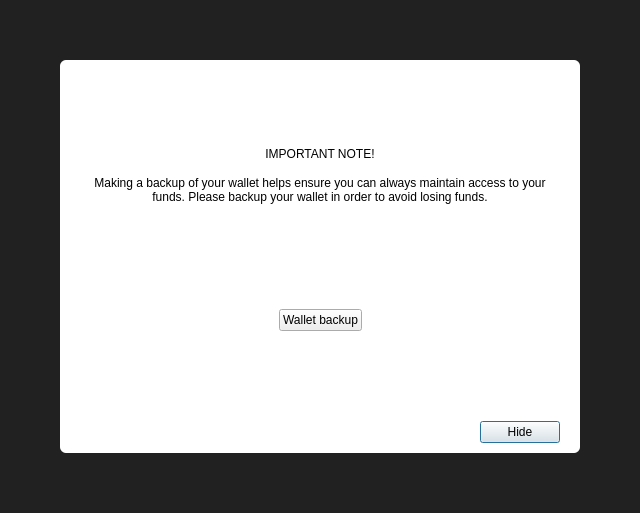
Qt form src/qt/forms/modaloverlay.ui (FantasyGold/FantasyGold-Core) before a commit.
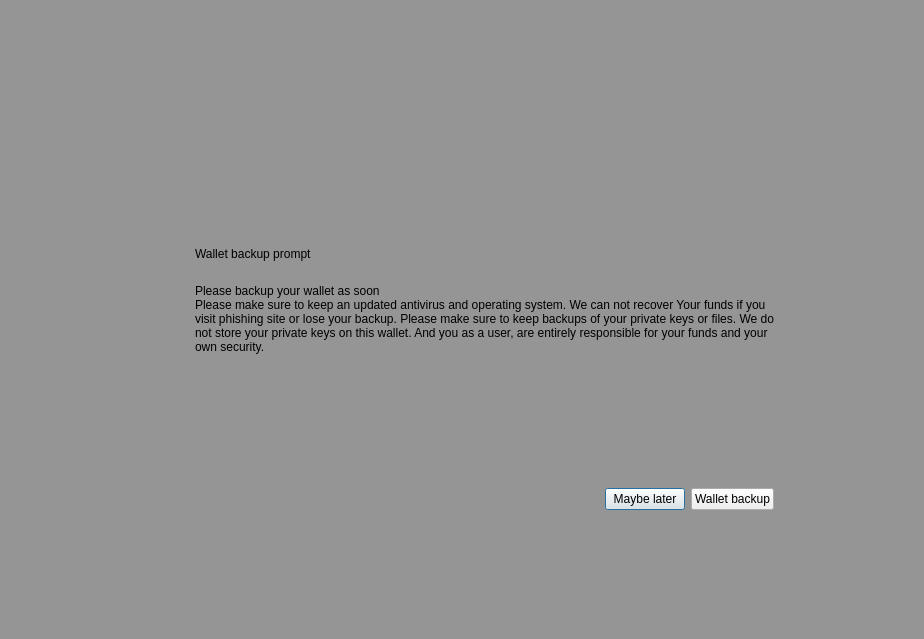
The same form after that commit. The open tabs and pages were chosen to show the change. Icons and pictures are not drawn. Custom widgets are drawn as their Qt base class.

What changed in the file:
```diff
--- a/src/qt/forms/modaloverlay.ui
+++ b/src/qt/forms/modaloverlay.ui
@@ -6,8 +6,8 @@
    <rect>
     <x>0</x>
     <y>0</y>
-    <width>640</width>
-    <height>513</height>
+    <width>924</width>
+    <height>639</height>
    </rect>
   </property>
   <property name="windowTitle">
@@ -32,41 +32,38 @@
    <item>
     <widget class="QWidget" name="bgWidget" native="true">
      <property name="styleSheet">
-      <string notr="true">#bgWidget { background: rgba(0,0,0,220); }</string>
+      <string notr="true">#bgWidget { background: rgba(0,0,0,96); }</string>
      </property>
      <layout class="QVBoxLayout" name="verticalLayoutMain" stretch="0">
       <property name="leftMargin">
-       <number>60</number>
+       <number>120</number>
       </property>
       <property name="topMargin">
-       <number>60</number>
+       <number>120</number>
       </property>
       <property name="rightMargin">
-       <number>60</number>
+       <number>120</number>
       </property>
       <property name="bottomMargin">
-       <number>60</number>
+       <number>120</number>
       </property>
       <item>
        <widget class="QWidget" name="contentWidget" native="true">
-        <property name="styleSheet">
-         <string notr="true">#contentWidget { background: white; border-radius: 6px; }</string>
-        </property>
-        <layout class="QVBoxLayout" name="verticalLayout_3" stretch="1,0,0">
+        <layout class="QVBoxLayout" name="verticalLayout_3" stretch="1,0">
          <property name="spacing">
           <number>0</number>
          </property>
          <property name="leftMargin">
-          <number>20</number>
+          <number>0</number>
          </property>
          <property name="topMargin">
-          <number>10</number>
+          <number>0</number>
          </property>
          <property name="rightMargin">
-          <number>20</number>
+          <number>0</number>
          </property>
          <property name="bottomMargin">
-          <number>10</number>
+          <number>0</number>
          </property>
          <item>
           <widget class="QStackedWidget" name="stackedWidget">
@@ -79,17 +76,33 @@
               <number>0</number>
              </property>
              <property name="leftMargin">
-              <number>0</number>
+              <number>30</number>
              </property>
              <property name="topMargin">
-              <number>0</number>
+              <number>10</number>
              </property>
              <property name="rightMargin">
-              <number>0</number>
+              <number>30</number>
              </property>
              <property name="bottomMargin">
-              <number>0</number>
+              <number>10</number>
              </property>
+             <item>
+              <spacer name="verticalSpacer_3">
+               <property name="orientation">
+                <enum>Qt::Vertical</enum>
+               </property>
+               <property name="sizeType">
+                <enum>QSizePolicy::Expanding</enum>
+               </property>
+               <property name="sizeHint" stdset="0">
+                <size>
+                 <width>20</width>
+                 <height>40</height>
+                </size>
+             </property>
+              </spacer>
+             </item>
              <item>
               <layout class="QHBoxLayout" name="horizontalLayoutIconText" stretch="0,1">
                <property name="spacing">
@@ -108,11 +121,6 @@
                    <property name="text">
                     <string/>
                    </property>
-                   <property name="icon">
-                    <iconset>
-                     <normaloff>:/icons/warning</normaloff>
-                     <disabledoff>:/icons/warning</disabledoff>:/icons/warning</iconset>
-                   </property>
                    <property name="iconSize">
                     <size>
                      <width>48</width>
@@ -192,10 +200,6 @@
                    </property>
                   </spacer>
                  </item>
-                </layout>
-               </item>
-              </layout>
-             </item>
              <item>
               <layout class="QFormLayout" name="formLayout">
                <property name="fieldGrowthPolicy">
@@ -277,6 +281,9 @@
                </item>
                <item row="2" column="1">
                 <layout class="QHBoxLayout" name="horizontalLayoutSync" stretch="0,1">
+                     <property name="spacing">
+                      <number>6</number>
+                     </property>
                  <item>
                   <widget class="QLabel" name="percentageProgress">
                    <property name="text">
@@ -351,50 +358,113 @@
               </layout>
              </item>
             </layout>
+               </item>
+              </layout>
+             </item>
+               <item>
+              <spacer name="verticalSpacer_4">
+                 <property name="orientation">
+                <enum>Qt::Vertical</enum>
+                 </property>
+                 <property name="sizeHint" stdset="0">
+                  <size>
+                 <width>20</width>
+                 <height>40</height>
+                  </size>
+                 </property>
+                </spacer>
+               </item>
+            </layout>
            </widget>
            <widget class="QWidget" name="page_2">
             <layout class="QVBoxLayout" name="verticalLayout_4">
              <property name="spacing">
               <number>15</number>
-             </property>
+                 </property>
+             <property name="leftMargin">
+              <number>30</number>
+                 </property>
              <property name="topMargin">
-              <number>40</number>
-             </property>
+              <number>0</number>
+                 </property>
+             <property name="rightMargin">
+              <number>30</number>
+                 </property>
              <property name="bottomMargin">
-              <number>40</number>
-             </property>
-             <item>
-              <layout class="QHBoxLayout" name="horizontalLayout_2">
+              <number>0</number>
+                 </property>
                <item>
-                <spacer name="horizontalSpacer_4">
+              <spacer name="verticalSpacer_2">
                  <property name="orientation">
-                  <enum>Qt::Horizontal</enum>
+                <enum>Qt::Vertical</enum>
                  </property>
                  <property name="sizeHint" stdset="0">
                   <size>
-                   <width>40</width>
-                   <height>20</height>
+                 <width>20</width>
+                 <height>40</height>
                   </size>
                  </property>
                 </spacer>
                </item>
-               <item>
+             <item>
+              <layout class="QGridLayout" name="gridLayout">
+               <item row="0" column="1">
+              <widget class="QLabel" name="labelNote">
+                 <property name="layoutDirection">
+                  <enum>Qt::LeftToRight</enum>
+                 </property>
+               <property name="text">
+                  <string>Wallet backup prompt</string>
+               </property>
+               <property name="alignment">
+                  <set>Qt::AlignLeading|Qt::AlignLeft|Qt::AlignVCenter</set>
+               </property>
+              </widget>
+             </item>
+               <item row="1" column="1">
+              <widget class="QLabel" name="labelMessage">
+               <property name="text">
+                  <string>Please backup your wallet as soon
+Please make sure to keep an updated antivirus and operating system. We can not recover Your funds if you visit phishing site or lose your backup. Please make sure to keep backups of your private keys or files. We do not store your private keys on this wallet. And you as a user, are entirely responsible for your funds and your own security.</string>
+               </property>
+               <property name="alignment">
+                  <set>Qt::AlignLeading|Qt::AlignLeft|Qt::AlignVCenter</set>
+               </property>
+               <property name="wordWrap">
+                <bool>true</bool>
+               </property>
+              </widget>
+             </item>
+               <item row="0" column="0">
                 <widget class="QPushButton" name="warningIconBackup">
                  <property name="enabled">
                   <bool>false</bool>
                  </property>
+                 <property name="sizePolicy">
+                  <sizepolicy hsizetype="Fixed" vsizetype="Fixed">
+                   <horstretch>0</horstretch>
+                   <verstretch>0</verstretch>
+                  </sizepolicy>
+               </property>
+                 <property name="minimumSize">
+                  <size>
+                   <width>30</width>
+                   <height>30</height>
+                  </size>
+               </property>
+                 <property name="maximumSize">
+                <size>
+                   <width>30</width>
+                   <height>30</height>
+                </size>
+               </property>
                  <property name="text">
                   <string/>
                  </property>
-                 <property name="icon">
-                  <iconset>
-                   <normaloff>:/styles/app-icons/message_warning</normaloff>
-                   <disabledoff>:/styles/app-icons/message_warning</disabledoff>:/styles/app-icons/message_warning</iconset>
-                 </property>
                  <property name="iconSize">
                   <size>
-                   <width>120</width>
-                   <height>120</height>
+                   <width>30</width>
+                   <height>30</height>
                   </size>
                  </property>
                  <property name="flat">
@@ -402,90 +472,17 @@
                  </property>
                 </widget>
                </item>
-               <item>
-                <spacer name="horizontalSpacer_5">
-                 <property name="orientation">
-                  <enum>Qt::Horizontal</enum>
-                 </property>
-                 <property name="sizeHint" stdset="0">
-                  <size>
-                   <width>40</width>
-                   <height>20</height>
-                  </size>
-                 </property>
-                </spacer>
-               </item>
-              </layout>
-             </item>
-             <item>
-              <widget class="QLabel" name="labelNote">
-               <property name="text">
-                <string>IMPORTANT NOTE!</string>
-               </property>
-               <property name="alignment">
-                <set>Qt::AlignCenter</set>
-               </property>
-              </widget>
-             </item>
-             <item>
-              <widget class="QLabel" name="labelMessage">
-               <property name="text">
-                <string>Making a backup of your wallet helps ensure you can always maintain access to your funds. Please backup your wallet in order to avoid losing funds.</string>
-               </property>
-               <property name="alignment">
-                <set>Qt::AlignCenter</set>
-               </property>
-               <property name="wordWrap">
-                <bool>true</bool>
-               </property>
-              </widget>
-             </item>
-             <item>
-              <spacer name="verticalSpacer">
-               <property name="orientation">
-                <enum>Qt::Vertical</enum>
-               </property>
-               <property name="sizeType">
-                <enum>QSizePolicy::Expanding</enum>
-               </property>
-               <property name="sizeHint" stdset="0">
-                <size>
-                 <width>20</width>
-                 <height>40</height>
-                </size>
-               </property>
-              </spacer>
-             </item>
-             <item>
-              <layout class="QHBoxLayout" name="horizontalLayout">
-               <item>
+               <item row="1" column="0">
                 <spacer name="horizontalSpacer_2">
                  <property name="orientation">
                   <enum>Qt::Horizontal</enum>
                  </property>
-                 <property name="sizeHint" stdset="0">
-                  <size>
-                   <width>40</width>
-                   <height>20</height>
-                  </size>
+                 <property name="sizeType">
+                  <enum>QSizePolicy::Fixed</enum>
                  </property>
-                </spacer>
-               </item>
-               <item>
-                <widget class="QPushButton" name="walletBackupButton">
-                 <property name="text">
-                  <string>Wallet backup</string>
-                 </property>
-                </widget>
-               </item>
-               <item>
-                <spacer name="horizontalSpacer_3">
-                 <property name="orientation">
-                  <enum>Qt::Horizontal</enum>
-                 </property>
                  <property name="sizeHint" stdset="0">
                   <size>
-                   <width>40</width>
+                   <width>30</width>
                    <height>20</height>
                   </size>
                  </property>
@@ -493,15 +490,14 @@
                </item>
               </layout>
              </item>
-            </layout>
-           </widget>
-          </widget>
-         </item>
          <item>
-          <spacer name="verticalSpacerAfterText">
+              <spacer name="verticalSpacer">
            <property name="orientation">
             <enum>Qt::Vertical</enum>
            </property>
+               <property name="sizeType">
+                <enum>QSizePolicy::Expanding</enum>
+               </property>
            <property name="sizeHint" stdset="0">
             <size>
              <width>20</width>
@@ -510,13 +506,21 @@
            </property>
           </spacer>
          </item>
+            </layout>
+           </widget>
+          </widget>
+         </item>
          <item>
-          <layout class="QHBoxLayout" name="horizontalLayoutButtons">
+          <widget class="QWidget" name="buttonsContainerWhite" native="true">
+           <layout class="QHBoxLayout" name="horizontalLayout">
            <property name="leftMargin">
-            <number>10</number>
+             <number>30</number>
            </property>
            <property name="topMargin">
-            <number>10</number>
+             <number>15</number>
+            </property>
+            <property name="rightMargin">
+             <number>30</number>
            </property>
            <item>
             <spacer name="horizontalSpacer">
@@ -533,18 +537,26 @@
            </item>
            <item>
             <widget class="QPushButton" name="closeButton">
-             <property name="text">
-              <string>Hide</string>
-             </property>
              <property name="focusPolicy">
               <enum>Qt::StrongFocus</enum>
              </property>
+              <property name="text">
+               <string>Maybe later</string>
+              </property>
              <property name="default">
               <bool>true</bool>
              </property>
             </widget>
            </item>
+            <item>
+             <widget class="QPushButton" name="walletBackupButton">
+              <property name="text">
+               <string>Wallet backup</string>
+              </property>
+             </widget>
+            </item>
           </layout>
+          </widget>
          </item>
         </layout>
        </widget>
```
